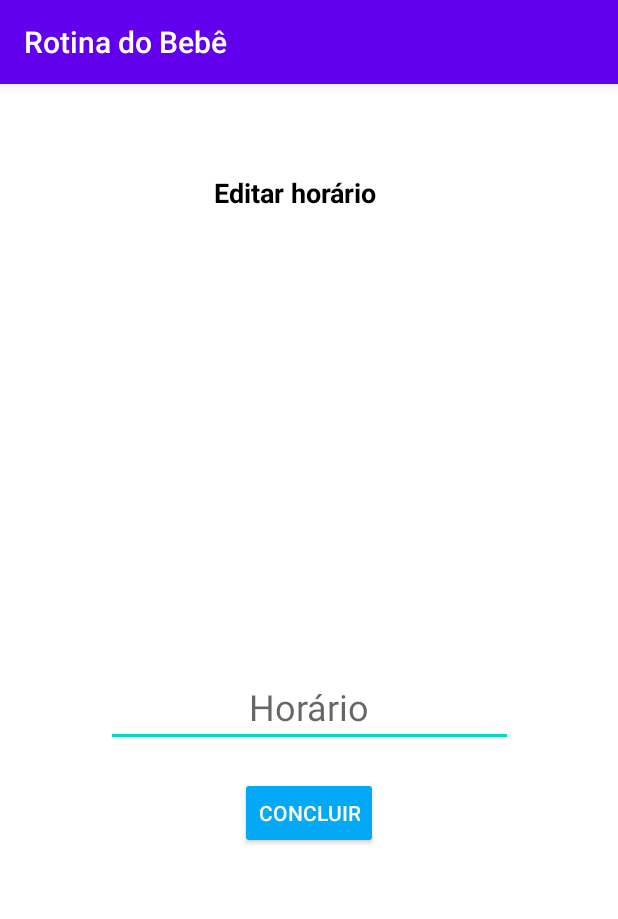
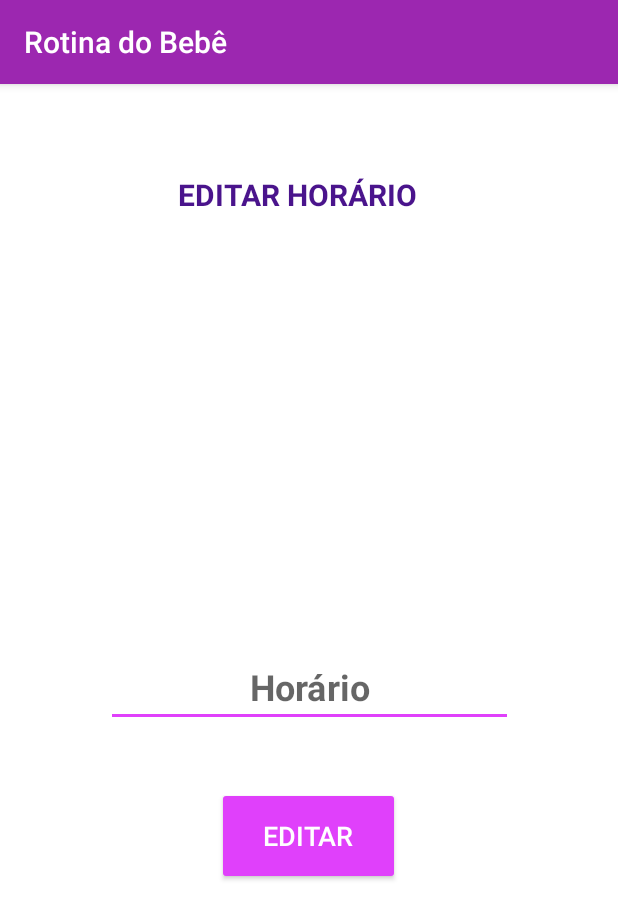
Before and after one commit to vanessakoch/babyroutine, an Android app: the EditEventActivity screen opened directly, with no data from a screen before it, on a phone screen of 412 x 824 dp. Shown: the top 919 px of the screen. Run offline under Robolectric (Android 15) with nearby library versions, the phone set to English and light mode, and no system bars; 1 statement that could not run was skipped.

Commit message:
modificação na hora, alterações no layout e finalizações

```diff
--- a/app/src/main/java/com/example/baby_routine/Event.java
+++ b/app/src/main/java/com/example/baby_routine/Event.java
@@ -3,10 +3,8 @@ package com.example.baby_routine;
 import android.os.Parcel;
 import android.os.Parcelable;
 
-import androidx.annotation.NonNull;
 import androidx.room.ColumnInfo;
 import androidx.room.Entity;
-import androidx.room.Ignore;
 import androidx.room.PrimaryKey;
 
 @Entity(tableName = "event")
@@ -15,7 +13,6 @@ public class Event implements Parcelable {
     @PrimaryKey(autoGenerate = true)
     @ColumnInfo(name = "id")
     private long id;
-
     @ColumnInfo(name = "image")
     private int image;
     @ColumnInfo(name = "action")
--- a/app/src/main/java/com/example/baby_routine/EventAdapter.java
+++ b/app/src/main/java/com/example/baby_routine/EventAdapter.java
@@ -6,7 +6,6 @@ import android.view.LayoutInflater;
 import android.view.View;
 import android.view.ViewGroup;
 import android.widget.Button;
-import android.widget.EditText;
 import android.widget.ImageView;
 import android.widget.TextView;
 import android.widget.Toast;
--- a/app/src/main/java/com/example/baby_routine/FilterAdapter.java
+++ b/app/src/main/java/com/example/baby_routine/FilterAdapter.java
@@ -22,9 +22,6 @@ public class FilterAdapter extends RecyclerView.Adapter {
         this.activity = activity;
         this.eventList = new ArrayList<Event>();
         db = AppDatabase.getDatabase(activity);
-
-
-
     }
 
     @NonNull
@@ -78,9 +75,6 @@ public class FilterAdapter extends RecyclerView.Adapter {
         notifyItemInserted(getItemCount());
     }
 
-
-
-
     public static class FilterViewHolder extends RecyclerView.ViewHolder{
 
         TextView hourView;
--- a/app/src/main/java/com/example/baby_routine/MainActivity.java
+++ b/app/src/main/java/com/example/baby_routine/MainActivity.java
@@ -12,8 +12,6 @@ import android.content.Intent;
 import android.os.Bundle;
 import android.view.Menu;
 import android.view.MenuItem;
-
-import java.util.ArrayList;
 
 public class MainActivity extends AppCompatActivity {
 
@@ -56,8 +54,6 @@ public class MainActivity extends AppCompatActivity {
             Event event = (Event) bundle.getParcelable("event");
             adapter.insert(event);
         }
-
-
     }
 
     @Override
--- a/app/src/main/java/com/example/baby_routine/ResumeEventActivity.java
+++ b/app/src/main/java/com/example/baby_routine/ResumeEventActivity.java
@@ -14,7 +14,6 @@ public class ResumeEventActivity extends AppCompatActivity {
 
     private RecyclerView recyclerView;
     private ResumeAdapter adapter;
-
 
     @Override
     protected void onCreate(Bundle savedInstanceState) {
@@ -34,6 +33,5 @@ public class ResumeEventActivity extends AppCompatActivity {
         returnIntent.putExtras(bundle);
         setResult(Activity.RESULT_OK, returnIntent);
         finish();
-
     }
 }
--- a/app/src/main/res/layout/card_item.xml
+++ b/app/src/main/res/layout/card_item.xml
@@ -9,6 +9,7 @@
     <LinearLayout
         android:layout_width="match_parent"
         android:layout_height="match_parent"
+        android:layout_marginStart="15dp"
         android:background="?attr/selectableItemBackground">
 
         <ImageView
--- a/app/src/main/res/layout/edit_event.xml
+++ b/app/src/main/res/layout/edit_event.xml
@@ -4,14 +4,14 @@
     xmlns:tools="http://schemas.android.com/tools"
     android:layout_width="match_parent"
     android:layout_height="match_parent"
-    android:background="#FFFFFF"
+    android:background="#fff"
     tools:context=".EditEventActivity">
 
 
     <ImageView
         android:id="@+id/imageEditView"
-        android:layout_width="200dp"
-        android:layout_height="200dp"
+        android:layout_width="230dp"
+        android:layout_height="208dp"
         android:layout_marginTop="52dp"
         app:layout_constraintEnd_toEndOf="parent"
         app:layout_constraintHorizontal_bias="0.497"
@@ -20,14 +20,16 @@
 
     <Button
         android:id="@+id/concluirButton"
-        android:layout_width="wrap_content"
-        android:layout_height="wrap_content"
-        android:layout_marginTop="20dp"
-        android:backgroundTint="#03A9F4"
+        android:layout_width="122dp"
+        android:layout_height="65dp"
+        android:layout_marginTop="40dp"
+        android:backgroundTint="#e040fb"
         android:onClick="clickEdit"
-        android:text="Concluir"
+        android:text="@string/editar"
         android:textColor="#FFFFFF"
+        android:textSize="18sp"
         app:layout_constraintEnd_toEndOf="parent"
+        app:layout_constraintHorizontal_bias="0.498"
         app:layout_constraintStart_toStartOf="parent"
         app:layout_constraintTop_toBottomOf="@+id/hourEditText" />
 
@@ -36,14 +38,15 @@
         android:layout_width="271dp"
         android:layout_height="49dp"
         android:layout_marginStart="88dp"
-        android:layout_marginTop="56dp"
+        android:layout_marginTop="32dp"
         android:layout_marginEnd="88dp"
         android:ems="10"
-        android:hint="Horário"
+        android:hint="@string/hor_rio"
         android:inputType="time"
         android:textAlignment="center"
-        android:textColor="#000000"
+        android:textColor="#6a1b9a"
         android:textSize="24sp"
+        android:textStyle="bold"
         app:layout_constraintEnd_toEndOf="parent"
         app:layout_constraintStart_toStartOf="parent"
         app:layout_constraintTop_toBottomOf="@+id/imageEditView" />
@@ -53,10 +56,10 @@
         android:layout_width="wrap_content"
         android:layout_height="wrap_content"
         android:layout_marginTop="60dp"
-        android:text="Editar horário"
+        android:text="@string/editar_hor_rio"
         android:textAlignment="center"
-        android:textColor="#000000"
-        android:textSize="18sp"
+        android:textColor="#4a148c"
+        android:textSize="20sp"
         android:textStyle="bold"
         app:layout_constraintEnd_toEndOf="parent"
         app:layout_constraintHorizontal_bias="0.47"
--- a/app/src/main/res/layout/filter_card.xml
+++ b/app/src/main/res/layout/filter_card.xml
@@ -9,7 +9,11 @@
     <LinearLayout
         android:layout_width="match_parent"
         android:layout_height="match_parent"
-        android:background="?attr/selectableItemBackground">
+        android:layout_marginStart="10dp"
+        android:layout_marginEnd="10dp"
+        android:layout_marginBottom="5dp"
+        android:background="?attr/selectableItemBackground"
+        android:backgroundTint="#FFFFFF">
 
         <TextView
             android:id="@+id/viewHora"
--- a/app/src/main/res/layout/resume_card.xml
+++ b/app/src/main/res/layout/resume_card.xml
@@ -9,6 +9,7 @@
     <LinearLayout
         android:layout_width="match_parent"
         android:layout_height="match_parent"
+        android:background="#FFFFFF"
         android:orientation="vertical">
 
         <TextView
@@ -17,8 +18,9 @@
             android:layout_height="wrap_content"
             android:layout_weight="1"
             android:textAlignment="center"
-            android:textColor="#050505"
-            android:textSize="18sp" />
+            android:textColor="#000000"
+            android:textSize="18sp"
+            android:textStyle="bold" />
 
     </LinearLayout>
 
--- a/app/src/main/res/values/colors.xml
+++ b/app/src/main/res/values/colors.xml
@@ -1,6 +1,6 @@
 <?xml version="1.0" encoding="utf-8"?>
 <resources>
-    <color name="colorPrimary">#6200EE</color>
-    <color name="colorPrimaryDark">#3700B3</color>
-    <color name="colorAccent">#03DAC5</color>
+    <color name="colorPrimary">#9c27b0</color>
+    <color name="colorPrimaryDark">#4a148c</color>
+    <color name="colorAccent">#e040fb</color>
 </resources>
```
Also changed, not shown: app/src/main/java/com/example/baby_routine/EventDao.java (+1 -7 lines), app/src/main/java/com/example/baby_routine/ResumeAdapter.java (+10 -12 lines), app/src/main/res/layout/dialog_remove.xml (+5 -5 lines), app/src/main/res/layout/filter_event.xml (+16 -16 lines), app/src/main/res/layout/insert_event.xml (+9 -8 lines), app/src/main/res/layout/resume_event.xml (+5 -5 lines), app/src/main/res/layout/spinner_dropdown_item.xml (+5 -3 lines), app/src/main/res/values/strings.xml (+15 -0 lines).
